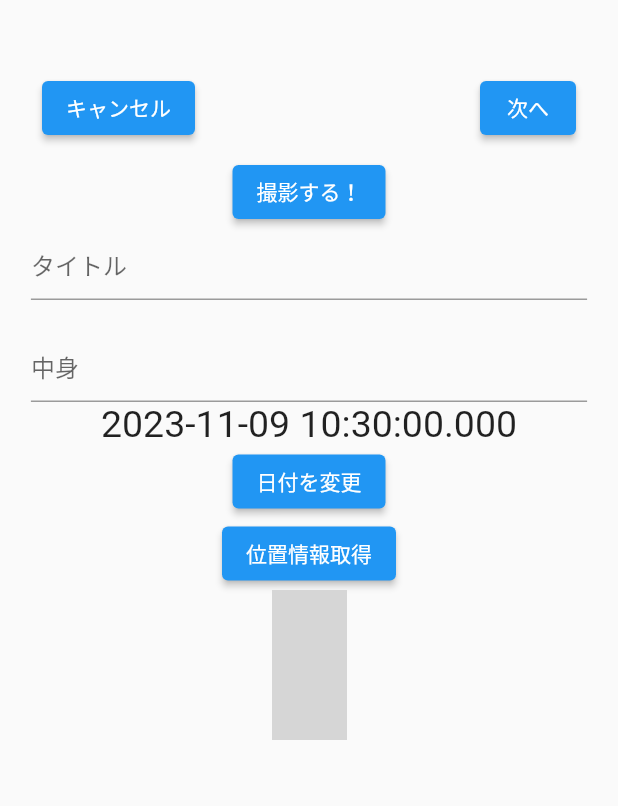
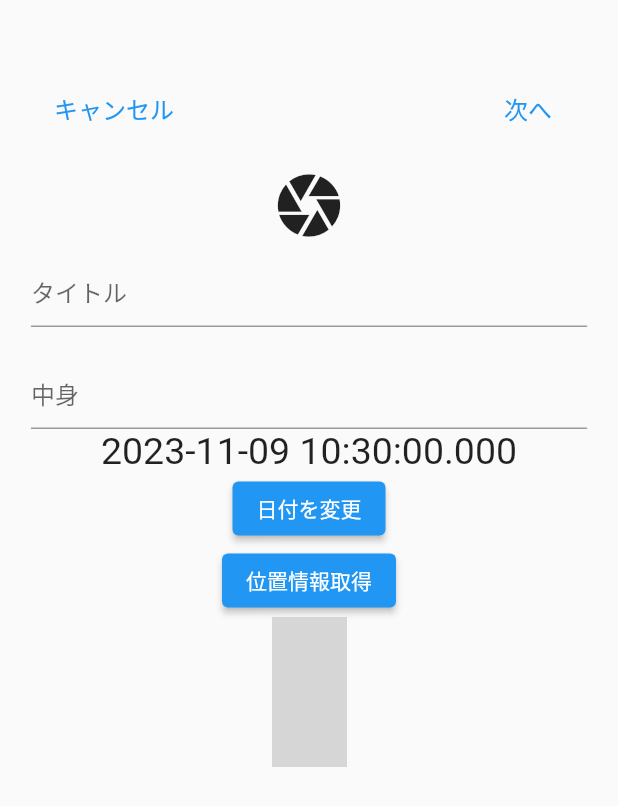
Before and after one commit to PBL-TriCaPic/Front-end, a Flutter app: the MyHomePage screen opened directly, on a phone screen of 412 x 824 dp. Shown: the top 806 px of the screen. Run offline on Flutter 3.47's test engine with Material 2 defaults, Android fonts, the phone set to English and light mode, and no system bars; our stand-ins replace flutter_map, flutter_riverpod, flutter_svg, geolocator, image_picker, latlong2 and 1 more; missing offline and left inert: dart:ffi; network calls fail; grey boxes are pictures that could not be loaded.

Commit message:
Ver.1.2.0

```diff
--- a/lib/src/Map/Capsel/capsel_Create.dart
+++ b/lib/src/Map/Capsel/capsel_Create.dart
@@ -106,6 +106,7 @@ class _MyHomePageState extends State<MyHomePage> {
   Widget build(BuildContext context) {
     //カメラ表示追記
     final ImagePicker _picker = ImagePicker();
+    var _textEditingController;
     return Scaffold(
         //キーボードを出した時に、bottom～のトラテープみたいなエラーを封じる
         resizeToAvoidBottomInset: false,
@@ -114,7 +115,12 @@ class _MyHomePageState extends State<MyHomePage> {
 
         //columnで画面範囲を超えてbottom～エラーが出た時に封じる↓
         //画面を下に引っ張って更新することは不可?
-      body: SingleChildScrollView(
+        body: GestureDetector(
+          behavior: HitTestBehavior.opaque,
+          onTap: () {
+            FocusScope.of(context).unfocus();
+          },
+          child: SingleChildScrollView(
             child: Padding(
               padding:
                   const EdgeInsets.only(top: 40, left: 20, right: 20), //画面全体の余白
@@ -128,7 +134,7 @@ class _MyHomePageState extends State<MyHomePage> {
                           alignment: MainAxisAlignment.spaceBetween, //幅を等しくする
                           children: [
                         //キャンセルボタンを押した時の処理
-                    ElevatedButton(
+                        TextButton(
                             onPressed: () {
                               Navigator.push(
                                 context,
@@ -138,11 +144,15 @@ class _MyHomePageState extends State<MyHomePage> {
                                 }),
                               );
                             },
-                      child: const Text("キャンセル"),
+                            child: const Text(
+                              "キャンセル",
+                              style: TextStyle(
+                                fontSize: 16,
                               ),
+                            )),
 
                         //次へボタンを押した時の処理
-                    ElevatedButton(
+                        TextButton(
                           onPressed: () {
                             Navigator.push(
                               context,
@@ -152,14 +162,17 @@ class _MyHomePageState extends State<MyHomePage> {
                               }),
                             );
                           },
-                      child: const Text("次へ"),
+                          child: const Text("次へ",
+                              style: TextStyle(
+                                fontSize: 16,
+                              )),
                         ),
                       ])),
 
                   //撮影するボタン
                   Container(
                     child: Column(children: [
-                  ElevatedButton(
+                      IconButton(
                         onPressed: () async {
                           //カメラ撮影画面に遷移
                           final XFile? image = await _picker.pickImage(
@@ -173,16 +186,24 @@ class _MyHomePageState extends State<MyHomePage> {
                               ),
                             );
                         },
-                    child: const Text("撮影する！"),
+                        icon: Icon(Icons.camera),
+                        iconSize: 50,
+
+                        //child: const Text("撮影する！"),
                       ),
                     ]),
                   ),
                   Container(
-                width: MediaQuery.of(context).size.width * 0.9, // 画面幅の90%に設定
+                    width:
+                        MediaQuery.of(context).size.width * 0.9, // 画面幅の90%に設定
                     child: TextField(
                       decoration: InputDecoration(
                         hintText: 'タイトル',
                       ),
+                      controller: _textEditingController,
+                      maxLines: null, // または必要な行数
+                      keyboardType: TextInputType.multiline,
+                      // テキストフィールドをスクロール可能にするためにSingleChildScrollViewを使用,
                       onChanged: (text) {
                         // TODO: ここで取得したtextを使う
                         title = text;
@@ -191,11 +212,16 @@ class _MyHomePageState extends State<MyHomePage> {
                   ),
                   SizedBox(height: 20.0), // 適切な間隔を設定
                   Container(
-                width: MediaQuery.of(context).size.width * 0.9, // 画面幅の90%に設定
+                    width:
+                        MediaQuery.of(context).size.width * 0.9, // 画面幅の90%に設定
                     child: TextField(
                       decoration: InputDecoration(
                         hintText: '中身',
                       ),
+                      controller: _textEditingController,
+                      maxLines: null, // または必要な行数
+                      keyboardType: TextInputType.multiline,
+                      // テキストフィールドをスクロール可能にするためにSingleChildScrollViewを使用,
                       onChanged: (text) {
                         // TODO: ここで取得したtextを使う
                         nakami = text;
@@ -234,6 +260,6 @@ class _MyHomePageState extends State<MyHomePage> {
               ),
             ),
           ),
-    );
+        ));
   }
 }
--- a/lib/src/Map/Map.dart
+++ b/lib/src/Map/Map.dart
@@ -140,9 +140,9 @@ class _HomeScreen extends State<HomeScreen> {
           //Iconの部分を書き換えるとアイコンのデザイン変更可
           child: SvgPicture.asset(
             'assets/TriCaPicapplogo1.svg',
-            width: 40,
-            height: 40,
-            //color: Colors.white, // カスタムアイコンの色を指定
+            width: 35,
+            height: 35,
+            color: Color.fromARGB(255, 224, 224, 224), // カスタムアイコンの色を指定
           ),
           onPressed: () {
             Navigator.push(
--- a/lib/src/Search/Search.dart
+++ b/lib/src/Search/Search.dart
@@ -75,13 +75,13 @@ class _SearchScreen extends ConsumerWidget {
   }
 
   Widget _searchTextField(WidgetRef ref, TextEditingController textController) {
-    //検索テキストフィールドを描画し、テキストの変更に応じて検索結果を更新します
+    //検索テキストフィールドを描画し、テストの変更に応じて検索結果を更新します
     final searchIndexListNotifier = ref.watch(searchIndexListProvider.notifier);
     final onSearchNotifier =
         ref.read(onSearchProvider.notifier); // onSearchNotifier を読み込む
     return TextField(
       controller: textController,
-      autofocus: true,
+      autofocus: false,
       onChanged: (String text) {
         onSearchNotifier.state = true; // 検索中フラグをtrueに設定
         searchIndexListNotifier.state = [];
@@ -145,6 +145,7 @@ class _SearchScreen extends ConsumerWidget {
               //               SearchDetailPage(title: wordList[index])));
               // },//ここにListViewのTileを押したときの画面遷移をかく。他の人のプロフィール表示
               title: Text(wordList[index]),
+              tileColor: Color.fromARGB(255, 255, 255, 255),
             ),
           );
         });
--- a/lib/src/theme_setting/Color_Scheme.dart
+++ b/lib/src/theme_setting/Color_Scheme.dart
@@ -2,9 +2,9 @@ import 'package:flutter/material.dart';
 
 const lightColorScheme = ColorScheme(
   brightness: Brightness.light,
-  primary: Color(0xFF61C1BE),
+  primary: Color.fromARGB(255, 142, 189, 237),
   onPrimary: Color(0xFFD4ECEA),
-  primaryContainer: Color(0xFF61C1BE),
+  primaryContainer: Color(0xFF60A0E0),
   onPrimaryContainer: Color(0xFF001F24),
   secondary: Color(0xFF61C1BE),
   onSecondary: Color(0xFFf2fcfc),
```
Lines whose indentation alone changed are shown as unchanged.
